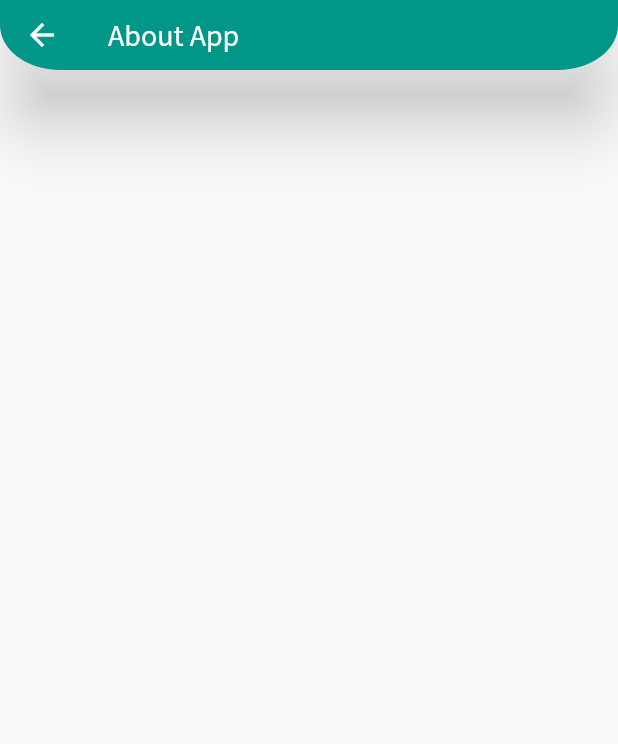
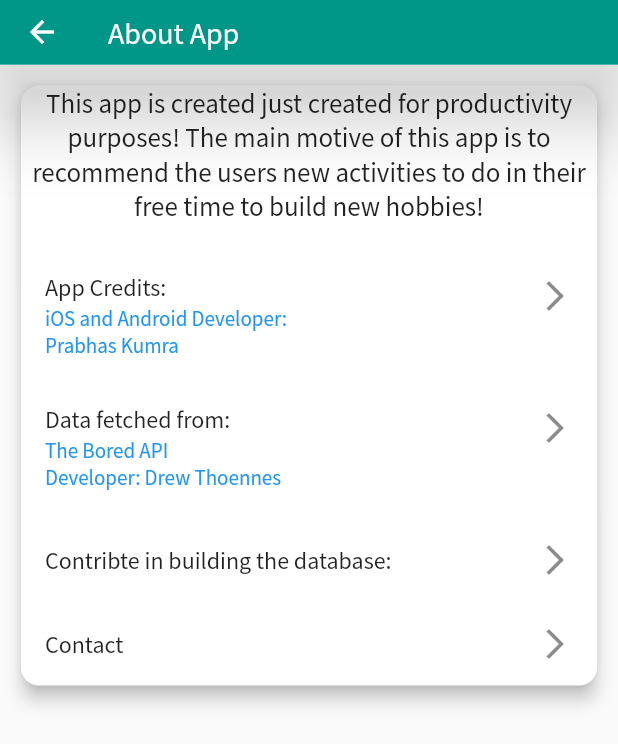
Before and after one commit to prabhaskumra/I-am-bored, a Flutter app: the AboutAppScreen screen opened by its route, on a phone screen of 412 x 824 dp. Shown: the top 744 px of the screen. Run offline on Flutter 3.47's test engine with Material 2 defaults, Android fonts, the phone set to English and light mode, and no system bars; drawn by our look-alikes of flutter_linkify; our stand-ins replace bottom_navy_bar, share, sqflite; missing offline and left inert: add_2_calendar; accounts and stored records are empty.

Commit message:
added contact info.

```diff
--- a/i_am_bored/lib/screens/about_app_screen.dart
+++ b/i_am_bored/lib/screens/about_app_screen.dart
@@ -1,4 +1,7 @@
 import 'package:flutter/material.dart';
+import 'package:flutter_linkify/flutter_linkify.dart';
+import 'package:i_am_bored/screens/submissions_screen.dart';
+import 'package:url_launcher/url_launcher.dart';
 
 class AboutAppScreen extends StatelessWidget {
   static const routeName = '/about-app';
@@ -7,16 +10,108 @@ class AboutAppScreen extends StatelessWidget {
   Widget build(BuildContext context) {
     return Scaffold(
       appBar: AppBar(
+        // elevation: 20,
+        // toolbarHeight: kToolbarHeight / 1.2,
+        toolbarHeight: kToolbarHeight / 1.3,
         elevation: 20,
-        toolbarHeight: kToolbarHeight / 1.2,
         // backgroundColor: Theme.of(context),
-        shape: RoundedRectangleBorder(
-          borderRadius: BorderRadius.vertical(
-            bottom: Radius.elliptical(40, 30),
-            // top: Radius.circular(30),
+        // shape: RoundedRectangleBorder(
+        //   borderRadius: BorderRadius.vertical(
+        //     bottom: Radius.elliptical(40, 30),
+        //     // top: Radius.circular(30),
+        //   ),
+        // ),
+        title: Text('About App'),
+      ),
+      body: SingleChildScrollView(
+        child: Container(
+          padding: EdgeInsets.all(10),
+          width: double.infinity,
+          // height: MediaQuery.of(context).size.height * 0.8,
+          child: Card(
+            elevation: 5,
+            shape: RoundedRectangleBorder(
+              borderRadius: BorderRadius.circular(12),
+            ),
+            child: Column(
+              children: [
+                Text(
+                  "This app is created just created for productivity purposes! The main motive of this app is to recommend the users new activities to do in their free time to build new hobbies! ",
+                  textAlign: TextAlign.center,
+                  style: TextStyle(
+                    fontSize: 18,
+                  ),
+                ),
+                SizedBox(
+                  height: 20,
+                ),
+                ListTile(
+                  onTap: () async {
+                    if (await canLaunch('https://github.com/prabhaskumra'))
+                      launch('https://github.com/prabhaskumra');
+                  },
+                  title: Text("App Credits:"),
+                  // subtitle: Text("iOS and Android Developer:\nPrabhas Kumra"),
+                  subtitle: SelectableLinkify(
+                    text: "iOS and Android Developer:\nPrabhas Kumra",
+                    onTap: () async {
+                      if (await canLaunch('https://github.com/prabhaskumra'))
+                        launch('https://github.com/prabhaskumra');
+                    },
+                    style: TextStyle(
+                      color: Colors.blue,
+                      // fontSize: fontsize / 1.2,
+                      // fontStyle: FontStyle.normal,
+                    ),
+                    // textAlign: TextAlign.center,
+                  ),
+                  trailing: Icon(Icons.arrow_forward_ios),
+                  isThreeLine: true,
+                  // trailing: Icon(Icons.arrow_forward_ios),
+                ),
+                ListTile(
+                  title: Text("Data fetched from:"),
+                  // subtitle: Text("The Bored API\nDeveloper: Drew Thoennes"),
+                  subtitle: SelectableLinkify(
+                    text: "The Bored API\nDeveloper: Drew Thoennes",
+                    onTap: () async {
+                      if (await canLaunch(
+                          'https://github.com/drewthoennes/Bored-API'))
+                        launch('https://github.com/drewthoennes/Bored-API');
+                    },
+                    style: TextStyle(
+                      color: Colors.blue,
+                      // fontSize: fontsize / 1.2,
+                      // fontStyle: FontStyle.normal,
+                    ),
+                    // textAlign: TextAlign.center,
+                  ),
+                  // subtitle: Text("Prabhas Kumra, "),
+                  trailing: Icon(Icons.arrow_forward_ios),
+                  isThreeLine: true,
+                ),
+                ListTile(
+                  title: Text("Contribte in building the database:"),
+                  // subtitle: Text("Prabhas Kumra, "),
+                  trailing: Icon(Icons.arrow_forward_ios),
+                  onTap: () {
+                    Navigator.of(context).pushNamed(SubmissionScreen.routeName);
+                  },
+                  // isThreeLine: true,
+                ),
+                ListTile(
+                  title: Text("Contact"),
+                  // subtitle: Text("Prabhas Kumra, "),
+                  trailing: Icon(Icons.arrow_forward_ios),
+                  onTap: () async {
+                    if (await canLaunch('https://github.com/prabhaskumra'))
+                      launch('https://github.com/prabhaskumra');
+                  },
+                ),
+              ],
+            ),
           ),
         ),
-        title: Text('About App'),
       ),
     );
   }
--- a/i_am_bored/lib/screens/submissions_screen.dart
+++ b/i_am_bored/lib/screens/submissions_screen.dart
@@ -62,8 +62,8 @@ class _SubmissionScreenState extends State<SubmissionScreen> {
     _linkController.text = '';
     _nameController.text = '';
     _emailController.text = '';
-    val = "Education";
-    participantsVal = '1';
+    val = "Select";
+    participantsVal = 'Select';
   }
 
   static Future<void> vibrate() async {
```
